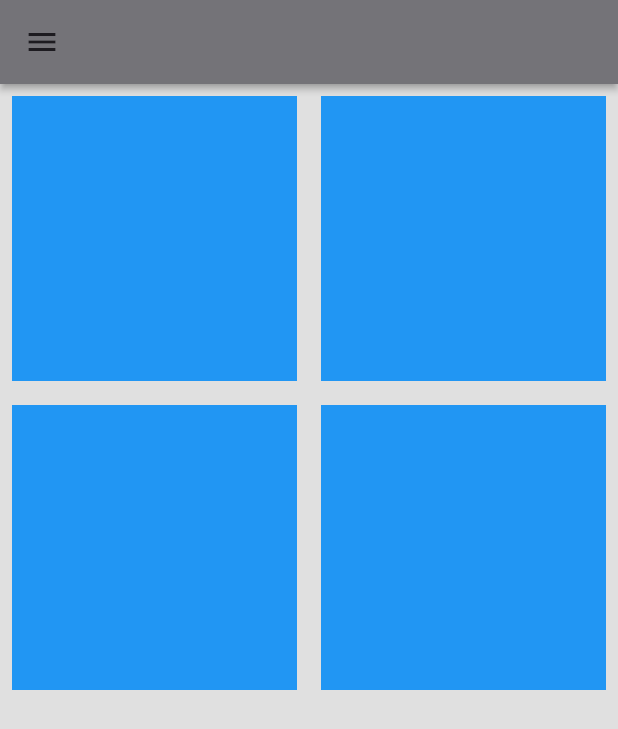
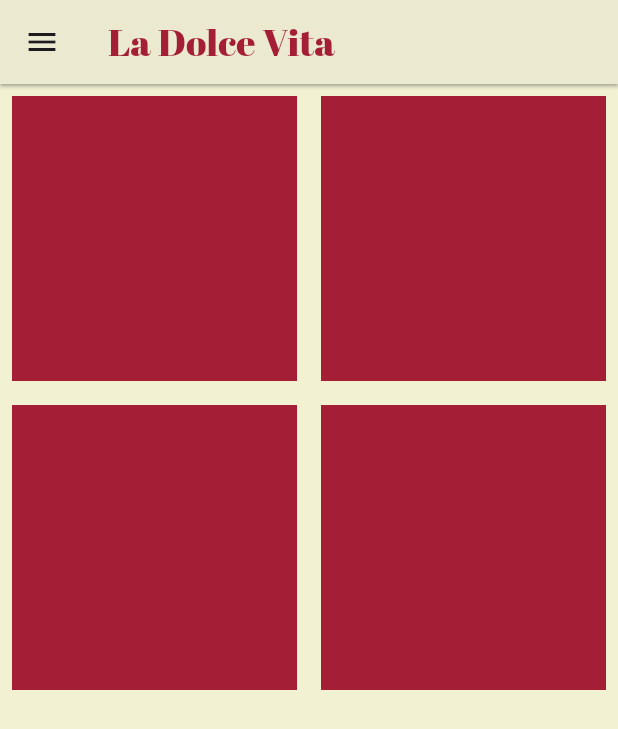
Before and after one commit to Jvalencia25/SE-Proyecto, a Flutter app: the screen it shows after launch, on a phone screen of 412 x 824 dp. Shown: the top 729 px of the screen. Run offline on Flutter 3.47's test engine with Material 3 defaults, Android fonts, the phone set to English and light mode, and no system bars; our stand-ins replace google_fonts.

Commit message:
diseño y font

```diff
--- a/Front/erp_reposteria/lib/constants.dart
+++ b/Front/erp_reposteria/lib/constants.dart
@@ -1,15 +1,24 @@
 import 'package:flutter/material.dart';
+import 'package:google_fonts/google_fonts.dart';
 
-var MyDefaultBackround = Colors.grey[300];
+// ignore: non_constant_identifier_names
+var MyDefaultBackround = const Color.fromARGB(255, 242, 241, 209);
 
+// ignore: non_constant_identifier_names
 var MyAppBar = AppBar(
-        backgroundColor: Colors.grey[600],
+        backgroundColor: const Color.fromARGB(255, 242, 241, 209),
+        title: Text('La Dolce Vita', style: GoogleFonts.abrilFatface()),
+        titleTextStyle: const TextStyle(
+          color: Color.fromARGB(255, 164, 31, 53),
+          fontSize: 25,
+        ),
         shadowColor: Colors.grey,
-        elevation: 2,
+        elevation: 1,
 );
 
-var MyDrawer = Drawer(
-        backgroundColor: Colors.grey[300],
+// ignore: non_constant_identifier_names
+var MyDrawer = const Drawer(
+        backgroundColor: Color.fromARGB(255, 242, 241, 209),
         shadowColor: Colors.grey,
         elevation: 4,
         child: Column(children: [
--- a/Front/erp_reposteria/lib/util/my_box.dart
+++ b/Front/erp_reposteria/lib/util/my_box.dart
@@ -7,7 +7,7 @@ class MyBox extends StatelessWidget {
     return Padding(
               padding: const EdgeInsets.all(8.0),
               child: Container(
-                color: Colors.blue,
+                color: const Color.fromARGB(255, 164, 31, 53),
                 ),
             );
   }
```
Also changed, not shown: Front/erp_reposteria/pubspec.yaml (+8 -1 lines), Front/erp_reposteria/fonts/AbrilFatface-Regular.ttf (added), Front/erp_reposteria/pubspec.lock, 1 other file.
